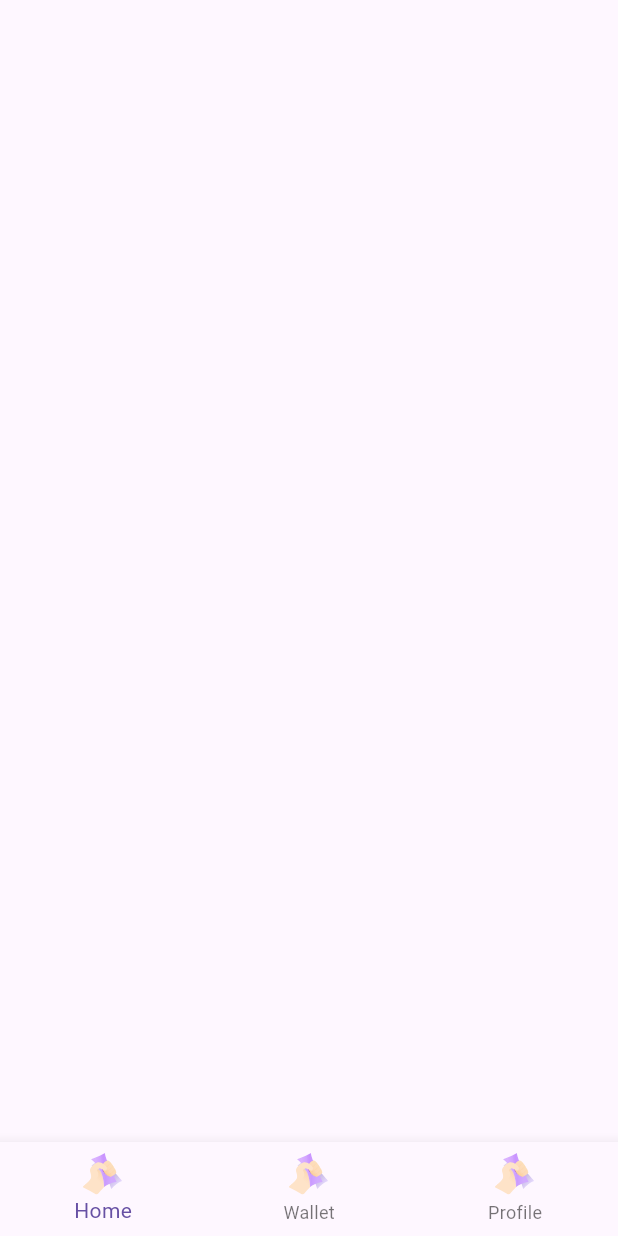
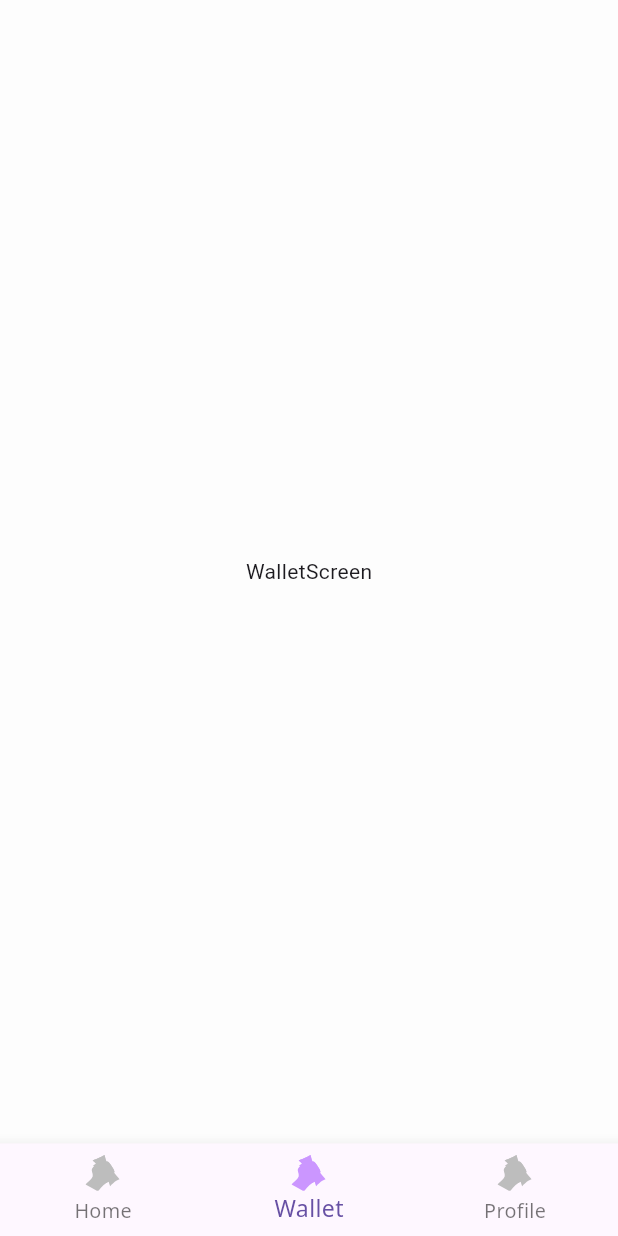
Before and after one commit to AliMekld/Masruf, a Flutter app: the screen it shows after launch, item 2 of the bottom bar chosen, on a phone screen of 412 x 824 dp. Run offline on Flutter 3.47's test engine with Material 3 defaults, Android fonts, the phone set to English and light mode, and no system bars; our stand-ins replace flutter_screenutil, flutter_svg, go_router.

Commit message:
ADD TYPOGRAPHY THEME PALLETE TEXT STYLE OTHERS

```diff
--- /dev/null
+++ b/lib/core/theme/color_pallete.dart
@@ -0,0 +1,46 @@
+import 'package:flutter/cupertino.dart';
+import 'package:masrof/core/theme/theme_model.dart';
+import 'package:masrof/core/theme/theme_provider.dart';
+import 'package:provider/provider.dart';
+
+class ColorsPalette extends ThemeModel {
+  /// inherted widget to get currnet app theme based on brightness
+   static ThemeModel of(BuildContext context) =>
+      Provider.of<ThemeProvider>(context).appTheme;
+
+  ///==============================>>[dark_palette]<<=================================///
+  ColorsPalette.dark({
+    super.isDark = true,
+    super.primaryColor = const Color(0xffCB96FF),
+    super.secondaryColor = const Color(0xffA78F66),
+    super.backgroundColor = const Color(0xff121212),
+    super.surfaceColor = const Color(0xff1E1E1E),
+    super.primaryTextColor = const Color(0xffE0E0E0),
+    super.secondaryTextColor = const Color(0xffA0A0A0),
+    super.errorColor = const Color(0xffCF6679),
+    super.buttonColor = const Color(0xff03DAC5),
+    super.buttonDisabledColor = const Color(0xff3E3E3E),
+    super.dividerColor = const Color(0xff282828),
+    super.iconColor = const Color(0xffA0A0A0),
+    super.successColor = const Color(0xff27A745),
+    super.watingColor = const Color(0xffFFD600),
+});
+
+  ///==============================>>[dark_palette]<<=================================///
+ ColorsPalette.light({
+    super.isDark = false,
+    super.primaryColor = const Color(0xffCB96FF),
+    super.secondaryColor = const Color(0xffD1B894),
+    super.backgroundColor = const Color(0xffFDFDFD),
+    super.surfaceColor = const Color(0xffffffff),
+    super.primaryTextColor = const Color(0xff000000),
+    super.secondaryTextColor = const Color(0xff757575),
+    super.errorColor = const Color(0xffB00020),
+    super.buttonColor = const Color(0xff6200EE),
+    super.buttonDisabledColor = const Color(0xffBDBDBD),
+    super.dividerColor = const Color(0xffBDBDBD),
+    super.iconColor = const Color(0xff757575),
+    super.successColor = const Color(0xff27A745),
+    super.watingColor = const Color(0xffFFC107),
+});
+}
--- /dev/null
+++ b/lib/core/theme/theme_model.dart
@@ -0,0 +1,116 @@
+import 'package:flutter/material.dart';
+import 'package:flutter/scheduler.dart';
+import 'package:masrof/core/theme/color_pallete.dart';
+
+class ThemeModel extends ThemeExtension<ThemeModel> {
+  /// get defult theme from device
+static  ThemeModel get defultTheme =>
+      SchedulerBinding.instance.platformDispatcher.platformBrightness ==
+              Brightness.dark
+          ? ColorsPalette.dark()
+          : ColorsPalette.light();
+
+  final bool isDark;
+  final Color primaryColor;
+  final Color secondaryColor;
+  final Color backgroundColor;
+  final Color surfaceColor;
+  final Color primaryTextColor;
+  final Color secondaryTextColor;
+  final Color errorColor;
+  final Color successColor;
+  final Color watingColor;
+  final Color buttonColor;
+  final Color buttonDisabledColor;
+  final Color dividerColor;
+  final Color iconColor;
+
+  ThemeModel({
+    required this.isDark,
+    required this.primaryColor,
+    required this.secondaryColor,
+    required this.backgroundColor,
+    required this.buttonColor,
+    required this.buttonDisabledColor,
+    required this.dividerColor,
+    required this.errorColor,
+    required this.iconColor,
+    required this.primaryTextColor,
+    required this.secondaryTextColor,
+    required this.successColor,
+    required this.surfaceColor,
+    required this.watingColor,
+  });
+  @override
+  ThemeExtension<ThemeModel> copyWith({
+    Color? primaryColor,
+    Color? secondaryColor,
+    Color? backgroundColor,
+    Color? surfaceColor,
+    Color? primaryTextColor,
+    Color? secondaryTextColor,
+    Color? errorColor,
+    Color? buttonColor,
+    Color? buttonDisabledColor,
+    Color? dividerColor,
+    Color? iconColor,
+    Color? successColor,
+    Color? watingColor,
+  }) {
+    return ThemeModel(
+      isDark: isDark,
+      primaryColor: primaryColor ?? this.primaryColor,
+      secondaryColor: secondaryColor ?? this.secondaryColor,
+      backgroundColor: backgroundColor ?? this.backgroundColor,
+      surfaceColor: surfaceColor ?? this.surfaceColor,
+      primaryTextColor: primaryTextColor ?? this.primaryTextColor,
+      secondaryTextColor: secondaryTextColor ?? this.secondaryTextColor,
+      errorColor: errorColor ?? this.errorColor,
+      buttonColor: buttonColor ?? this.buttonColor,
+      buttonDisabledColor: buttonDisabledColor ?? this.buttonDisabledColor,
+      dividerColor: dividerColor ?? this.dividerColor,
+      iconColor: iconColor ?? this.iconColor,
+      successColor: successColor ?? this.successColor,
+      watingColor: watingColor ?? this.watingColor,
+    );
+  }
+
+  @override
+  ThemeExtension<ThemeModel> lerp(
+      covariant ThemeExtension<ThemeModel>? other, double t) {
+    return this;
+  }
+
+  factory ThemeModel.fromJson(Map<String, dynamic> json) => ThemeModel(
+        isDark: json['isDark'],
+        backgroundColor: json['backgroundColor'],
+        primaryColor: json['primaryColor'],
+        secondaryColor: json['secondaryColor'],
+        buttonColor: json['buttonColor'],
+        buttonDisabledColor: json['buttonDisabledColor'],
+        dividerColor: json['dividerColor'],
+        errorColor: json['errorColor'],
+        iconColor: json['iconColor'],
+        primaryTextColor: json['primaryTextColor'],
+        secondaryTextColor: json['secondaryTextColor'],
+        successColor: json['successColor'],
+        surfaceColor: json['surfaceColor'],
+        watingColor: json['watingColor'],
+      );
+  Map<String, dynamic> toJson() => {
+        'isDark:': isDark,
+        'backgroundColor': backgroundColor.value,
+        'primaryColor': primaryColor.value,
+        'secondaryColor': secondaryColor.value,
+        'buttonColor': buttonColor.value,
+        'buttonDisabledColor': buttonDisabledColor.value,
+        'dividerColor': dividerColor.value,
+        'errorColor': errorColor.value,
+        'iconColor': iconColor.value,
+        'primaryTextColor': primaryTextColor.value,
+        'secondaryTextColor': secondaryTextColor.value,
+        'successColor': successColor.value,
+        'surfaceColor': surfaceColor.value,
+        'watingColor': watingColor.value,
+      };
+}
--- /dev/null
+++ b/lib/core/theme/theme_provider.dart
@@ -0,0 +1,31 @@
+import 'package:flutter/material.dart';
+import 'package:masrof/core/theme/color_pallete.dart';
+import 'package:masrof/core/theme/theme_model.dart';
+
+
+class ThemeProvider extends ChangeNotifier {
+  ThemeModel get appTheme => _appTheme;
+  static ThemeModel _appTheme = ThemeModel.defultTheme;
+
+  static ThemeData get _darkTheme => ThemeData.dark(
+        useMaterial3: true,
+      ).copyWith(extensions: <ThemeExtension<ThemeModel>>[_appTheme]);
+  static ThemeData get _lightTheme => ThemeData.light(
+        useMaterial3: true,
+      ).copyWith(extensions: <ThemeExtension<ThemeModel>>[_appTheme]);
+
+  ThemeData themeData = _appTheme.isDark ? _darkTheme : _lightTheme;
+  void changeTheme(SystemBrightness brightness) {
+    switch (brightness) {
+      case SystemBrightness.dark:
+        _appTheme = ColorsPalette.dark();
+      case SystemBrightness.light:
+        _appTheme = ColorsPalette.light();
+    }
+    print(_appTheme.toJson());
+    notifyListeners();
+  }
+}
+enum SystemBrightness{
+  light,dark,
+}
--- /dev/null
+++ b/lib/core/theme/typography.dart
@@ -0,0 +1,49 @@
+import 'package:flutter/material.dart';
+import 'package:flutter_screenutil/flutter_screenutil.dart';
+import 'package:masrof/core/theme/color_pallete.dart';
+import 'package:masrof/utilites/constants/constamts.dart';
+
+class TextStyleHelper {
+  final BuildContext context;
+  const TextStyleHelper._(this.context);
+  static TextStyleHelper of(BuildContext context) => TextStyleHelper._(context);
+   /// Method to return a TextStyle based on font size and font weight
+
+  TextStyle getTextStyle(double fontSize, FontWeight fontWeight) {
+    return TextStyle(
+      fontFamily: Constants.notoSansFontFamily,
+      fontSize: fontSize.sp,
+      fontWeight: fontWeight,
+      color: ColorsPalette.of(context).primaryTextColor,
+    );
+  }
+
+   /// Display
+  TextStyle get displayLarge57R => getTextStyle(57, FontWeight.w400);
+  TextStyle get displayMedium45R =>
+      getTextStyle(45, FontWeight.w400);
+  TextStyle get displaySmall36R => getTextStyle(36, FontWeight.w400);
+
+   /// Headline
+  TextStyle get headlinelarge32R =>
+      getTextStyle(32, FontWeight.w400);
+  TextStyle get headlineMedium28R =>
+      getTextStyle(28, FontWeight.w400);
+  TextStyle get headlineSmall24R =>
+      getTextStyle(24, FontWeight.w400);
+
+   /// Title
+  TextStyle get titleLarge22R => getTextStyle(22, FontWeight.w400);
+  TextStyle get titleMedium16M => getTextStyle(16, FontWeight.w500);
+  TextStyle get titleSmall14M => getTextStyle(14, FontWeight.w500);
+
+   /// Label
+  TextStyle get lableLarge14M => getTextStyle(14, FontWeight.w500);
+  TextStyle get lableMedium12M => getTextStyle(12, FontWeight.w500);
+  TextStyle get lableSmall11M => getTextStyle(11, FontWeight.w500);
+
+   /// Body
+  TextStyle get bodyLarge16R => getTextStyle(16, FontWeight.w400);
+  TextStyle get bodyMedium14R => getTextStyle(14, FontWeight.w400);
+  TextStyle get bodySmall12R => getTextStyle(12, FontWeight.w400);
+}
--- a/lib/gen/assets.gen.dart
+++ b/lib/gen/assets.gen.dart
@@ -13,8 +13,11 @@ class $AssetsFontsGen {
   /// File path: assets/fonts/Agbalumo-Regular.ttf
   String get agbalumoRegular => 'assets/fonts/Agbalumo-Regular.ttf';
 
+  /// File path: assets/fonts/NotoSans-Regular.ttf
+  String get notoSansRegular => 'assets/fonts/NotoSans-Regular.ttf';
+
   /// List of all assets
-  List<String> get values => [agbalumoRegular];
+  List<String> get values => [agbalumoRegular, notoSansRegular];
 }
 
 class $AssetsImagesGen {
--- a/lib/gen/fonts.gen.dart
+++ b/lib/gen/fonts.gen.dart
@@ -12,4 +12,7 @@ class FontFamily {
 
   /// Font family: Agbalumo
   static const String agbalumo = 'Agbalumo';
+
+  /// Font family: NotoSans
+  static const String notoSans = 'NotoSans';
 }
--- a/lib/main.dart
+++ b/lib/main.dart
@@ -42,30 +42,69 @@
 /// step 4 integrating with local database to store large amount of data
 ///
 ///
+// ignore_for_file: depend_on_referenced_packages
+
 library;
 
 import 'package:flutter/material.dart';
 import 'package:flutter_screenutil/flutter_screenutil.dart';
+import 'package:masrof/core/theme/color_pallete.dart';
+import 'package:masrof/core/theme/theme_provider.dart';
 import 'package:masrof/utilites/router_config.dart';
 import 'package:flutter_web_plugins/url_strategy.dart';
+import 'package:provider/provider.dart';
 
+const Size mobileSize = Size(375, 812); // iPhone X size
+const Size tabletSize = Size(768, 1024); // iPad size
+const Size desktopSize = Size(1440, 900); // MacBook Pro size
+const Size fullHdDesktopSize = Size(1920, 1080);
 
-void main(List<String> args) async{
-await WidgetsFlutterBinding.ensureInitialized();
+void main(List<String> args) async {
+  WidgetsFlutterBinding.ensureInitialized();
   usePathUrlStrategy();
 
-runApp(const EntryPoint());
+  runApp(
+    MultiProvider(
+      providers: [
+        ChangeNotifierProvider(create: (context) => ThemeProvider()),
+      ],
+      child: const EntryPoint(),
+    ),
+  );
 }
+
 class EntryPoint extends StatelessWidget {
   const EntryPoint({super.key});
 
   @override
   Widget build(BuildContext context) {
-    return ScreenUtilInit(
-      child:MaterialApp.router(
-        debugShowCheckedModeBanner: false,
-      routerConfig: router,
-    ) ,
-    );
+    final theme = Provider.of<ThemeProvider>(context);
+    return LayoutBuilder(builder: (context, constaints) {
+      Size appSize = const Size(375, 812);
+      if (constaints.maxWidth >= 1024) {
+        if (constaints.maxWidth > 1440) {
+          appSize = fullHdDesktopSize;
+        } else {
+          appSize = desktopSize;
+        }
+      } else if (constaints.maxWidth >= 600) {
+        appSize = tabletSize;
+      } else {
+        appSize = mobileSize;
+      }
+      return ScreenUtilInit(
+        enableScaleText: () => true,
+        ensureScreenSize: true,
+        enableScaleWH: () => true,
+        designSize: appSize,
+        child: MaterialApp.router(
+          theme: theme.themeData.copyWith(
+            scaffoldBackgroundColor: ColorsPalette.of(context).backgroundColor,
+          ),
+          debugShowCheckedModeBanner: false,
+          routerConfig: router,
+        ),
+      );
+    });
   }
 }
--- a/lib/modules/Home/home_screen.dart
+++ b/lib/modules/Home/home_screen.dart
@@ -1,4 +1,6 @@
 import 'package:flutter/material.dart';
+import 'package:masrof/modules/MainLayout/main_layout.dart';
+import 'package:masrof/utilites/extensions.dart';
 
 class HomeScreen extends StatefulWidget {
   static const String routerName='homeScreen';
@@ -11,6 +13,6 @@ class HomeScreen extends StatefulWidget {
 class _HomeScreenState extends State<HomeScreen> {
   @override
   Widget build(BuildContext context) {
-    return Container();
+    return Container(child: const Text("home").center,);
   }
 }
--- a/lib/modules/MainLayout/main_layout.dart
+++ b/lib/modules/MainLayout/main_layout.dart
@@ -2,11 +2,16 @@ import 'package:flutter/material.dart';
 import 'package:flutter_screenutil/flutter_screenutil.dart';
 import 'package:flutter_svg/flutter_svg.dart';
 import 'package:go_router/go_router.dart';
+import 'package:masrof/core/theme/color_pallete.dart';
+import 'package:masrof/core/theme/theme_provider.dart';
+import 'package:masrof/core/theme/typography.dart';
 import 'package:masrof/gen/assets.gen.dart';
 import 'package:masrof/modules/Home/home_screen.dart';
 import 'package:masrof/modules/Profile/profile_screen.dart';
 import 'package:masrof/modules/Wallet/wallet_screen.dart';
 import 'package:masrof/utilites/extensions.dart';
+import 'package:masrof/widgets/custom_side_bar_widget.dart';
+import 'package:provider/provider.dart';
 
 class MainLayout extends StatefulWidget {
   final String routeName;
@@ -26,25 +31,18 @@ int currentIndex = 0;
 class _MainLayoutState extends State<MainLayout> {
   @override
   Widget build(BuildContext context) {
+    return Consumer<ThemeProvider>(builder: (context, theme, w) {
       return Scaffold(
         body: context.isMobile
             ? widget.child
             : Row(
-              children: [
-                CustomNavigationRail(
-                  onSelectItem: (_) {
-                    setState(() {
-                      currentIndex = _;
-                    });
-                    context.goNamed(_menuList[currentIndex].route);
-                  },
-                  currentIndex: 0,
-                ),
-                widget.child.expand
-              ],
+                children: [ CustomNavigationRail(currentIndex: currentIndex,), widget.child.expand],
               ),
         bottomNavigationBar: context.isMobile
             ? BottomNavigationBar(
+              currentIndex: currentIndex,
+              unselectedLabelStyle: TextStyleHelper.of(context).bodySmall12R.copyWith(color: ColorsPalette.of(context).dividerColor),
+              selectedLabelStyle: TextStyleHelper.of(context).bodyMedium14R.copyWith(color: ColorsPalette.of(context).primaryColor),
                 onTap: (_) {
                   setState(() {
                     currentIndex = _;
@@ -52,98 +50,49 @@ class _MainLayoutState extends State<MainLayout> {
                   context.goNamed(_menuList[currentIndex].route);
                 },
                 items: [
-                  ..._menuList
-                      .map((e) => BottomNavigationBarItem(
-                            backgroundColor: Colors.red,
+                  ..._menuList.map(
+                    (e) => BottomNavigationBarItem(
                       icon: SvgPicture.asset(
                         e.imgSvg,
                         height: 24.h,
                         width: 24.w,
+                        colorFilter: ColorFilter.mode(
+                          widget.routeName.contains(e.route)
+                              ? ColorsPalette.of(context).primaryColor
+                              : ColorsPalette.of(context).dividerColor,
+                          BlendMode.srcIn,
+                        ),
                       ),
                       label: e.title,
-                          ))
-                      .toList()
-                ])
+
+                    ),
+                  ),
+                ],
+              )
             : null,
       );
+    });
   }
 }
 
-class CustomNavigationRail extends StatefulWidget {
-  final int currentIndex;
-  final Function(int) onSelectItem;
-  const CustomNavigationRail({
-    super.key,
-    required this.currentIndex,
-    required this.onSelectItem,
-  });
 
-  @override
-  State<CustomNavigationRail> createState() => _CustomNavigationRailState();
-}
-
-class _CustomNavigationRailState extends State<CustomNavigationRail> {
-  bool isExpanded = true;
-
-  @override
-  Widget build(BuildContext context) {
-    return Container(
-      decoration: BoxDecoration(borderRadius: BorderRadius.circular(16)),
-      child: NavigationRail(
-          trailing: Column(
-            mainAxisAlignment: MainAxisAlignment.end,
-            children: [
-              IconButton(
-                onPressed: () {
-                  setState(() {
-                    isExpanded = !isExpanded;
-                  });
-                },
-                icon: Icon(
-                  isExpanded
-                      ? Icons.arrow_back_ios_new
-                      : Icons.arrow_forward_ios_outlined,
-                ),
-              ),
-              16.h.heightBox,
-            ],
-          ).expand,
-
-          minExtendedWidth: 80,
-          extended: isExpanded,
-          elevation: 20,
-          onDestinationSelected: widget.onSelectItem,
-          destinations: _menuList
-              .map((e) => NavigationRailDestination(
-                  padding:
-                      const EdgeInsets.symmetric(horizontal: 8, vertical: 4),
-                  icon: SvgPicture.asset(
-                    e.imgSvg,
-                    height: 24.h,
-                    width: 24.w,
-                  ),
-                  label: Text(
-                    e.title,
-                    style: TextStyle(fontSize: 16),
-                  )))
-              .toList(),
-          selectedIndex: widget.currentIndex),
-    );
-  }
-}
-
+ List<MenuModel> get menuList=>_menuList;
 List<MenuModel> _menuList = [
+  ///TODO :FIX ASSETS GENERATING LOGIC
   MenuModel(
+    index: 0,
     title: 'Home',
     imgSvg: Assets.images.appLogo,
     route: HomeScreen.routerName,
   ),
   MenuModel(
+    index: 1,
     title: 'Wallet',
     imgSvg: Assets.images.appLogo,
     route: WalletScreen.routerName,
   ),
   MenuModel(
+    index: 2,
     title: 'Profile',
     imgSvg: Assets.images.appLogo,
     route: ProfileScreen.routerName,
@@ -151,9 +100,14 @@ List<MenuModel> _menuList = [
 ];
 
 class MenuModel {
+  final int index;
   final String route;
   final String title;
   final String imgSvg;
 
-  MenuModel({required this.route, required this.title, required this.imgSvg});
+  MenuModel(
+      {required this.index,
+      required this.route,
+      required this.title,
+      required this.imgSvg});
 }
--- a/lib/modules/Profile/profile_screen.dart
+++ b/lib/modules/Profile/profile_screen.dart
@@ -1,4 +1,5 @@
 import 'package:flutter/material.dart';
+import 'package:masrof/utilites/extensions.dart';
 
 class ProfileScreen extends StatefulWidget {
   static const String routerName='ProfileScreen';
@@ -11,6 +12,6 @@ class ProfileScreen extends StatefulWidget {
 class _ProfileScreenState extends State<ProfileScreen> {
   @override
   Widget build(BuildContext context) {
-    return Container();
+    return Container(child: const Text("Profile").center,);
   }
 }
--- a/lib/modules/Wallet/wallet_screen.dart
+++ b/lib/modules/Wallet/wallet_screen.dart
@@ -1,4 +1,5 @@
 import 'package:flutter/material.dart';
+import 'package:masrof/utilites/extensions.dart';
 
 class WalletScreen extends StatefulWidget {
   static const String routerName='WalletScreen';
@@ -11,6 +12,7 @@ class WalletScreen extends StatefulWidget {
 class _WalletScreenState extends State<WalletScreen> {
   @override
   Widget build(BuildContext context) {
-    return Container();
+     return Container(child: const Text("WalletScreen").center,);
+
   }
 }
--- /dev/null
+++ b/lib/utilites/constants/Strings.dart
@@ -0,0 +1,3 @@
+class Strings{
+  Strings._();
+}
--- /dev/null
+++ b/lib/utilites/constants/constamts.dart
@@ -0,0 +1,5 @@
+class Constants{
+  Constants._();
+  static const String notoSansFontFamily= 'NotoSans';
+  static const String agbalumoFontFamily= 'Agbalumo';
+}
--- a/lib/utilites/extensions.dart
+++ b/lib/utilites/extensions.dart
@@ -60,7 +60,7 @@ extension DoubleExtension on double {
 
 extension ContextExtensions on BuildContext {
   double get _appWidth => MediaQuery.of(this).size.width;
-  bool get isMobile => _appWidth <= 760;
-  bool get isTablet => _appWidth > 760 && _appWidth <= 1200;
+  bool get isMobile => _appWidth <= 600;
+  bool get isTablet => _appWidth > 600 && _appWidth <= 1024;
   bool get isDeskTop => (!isTablet && !isMobile);
 }
```
Also changed, not shown: lib/modules/Splash/splash_screen.dart (+8 -11 lines), lib/widgets/custom_side_bar_widget.dart (added, +96 -0 lines), pubspec.yaml (+6 -1 lines), assets/fonts/NotoSans-Regular.ttf (added), pubspec.lock. Lines whose indentation alone changed are shown as unchanged.
